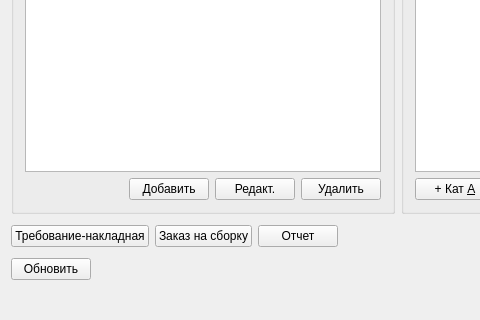
Qt form mainwindow.ui (igrekus/depot) before a commit; both pictures show x 0 to 480 and y 293 to 613 of the 864 by 613 pixel window.
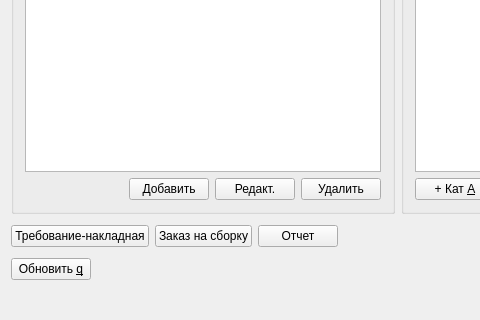
The same form after that commit.

```diff
--- a/mainwindow.ui
+++ b/mainwindow.ui
@@ -240,7 +240,7 @@
           <item>
            <widget class="QPushButton" name="btnReloadData">
             <property name="text">
-             <string>Обновить</string>
+             <string>Обновить &amp;q</string>
             </property>
            </widget>
           </item>
```
